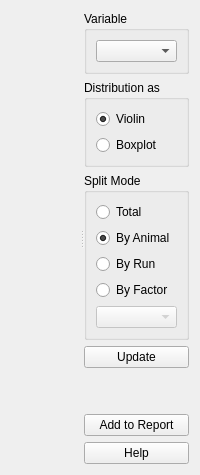
Old version of the form tse_analytics/views/analysis/distribution/distribution_widget.ui in the repository TSE-Systems/tse-analytics.
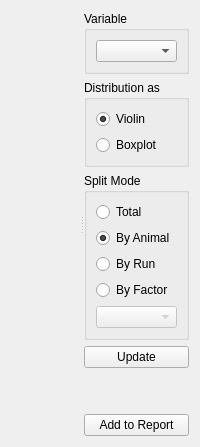
New version of the form. Icons and pictures are not drawn. Custom widgets are drawn as their Qt base class.

```diff
--- a/tse_analytics/views/analysis/distribution/distribution_widget.ui
+++ b/tse_analytics/views/analysis/distribution/distribution_widget.ui
@@ -131,17 +131,6 @@
          </property>
         </widget>
        </item>
-       <item>
-        <widget class="QPushButton" name="pushButtonHelp">
-         <property name="text">
-          <string>Help</string>
-         </property>
-         <property name="icon">
-          <iconset resource="../../../../resources/resources.qrc">
-           <normaloff>:/icons/icons8-help-16.png</normaloff>:/icons/icons8-help-16.png</iconset>
-         </property>
-        </widget>
-       </item>
       </layout>
      </widget>
     </widget>
```
